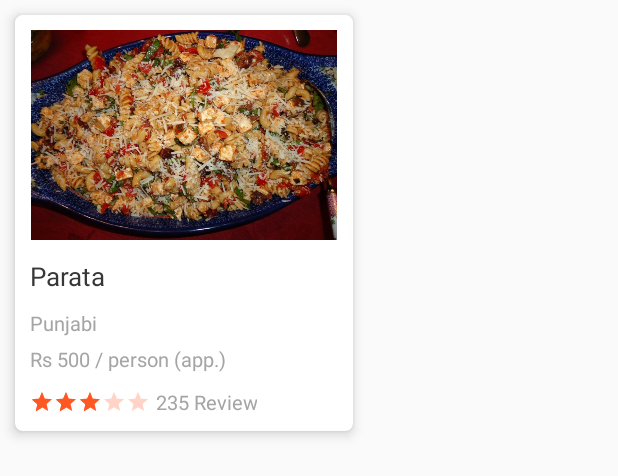
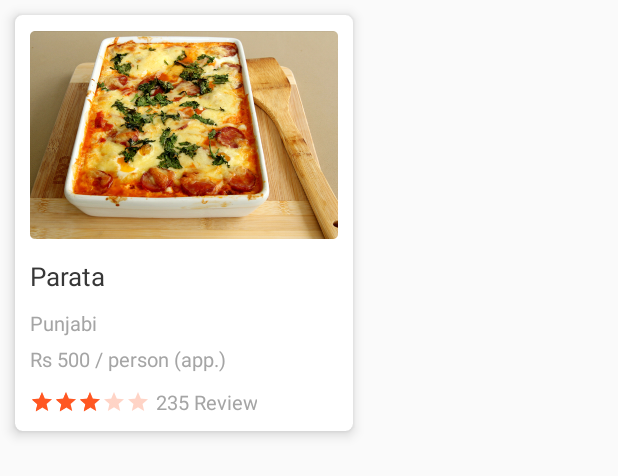
Before and after one commit to pradeep2424/Hotel, an Android app: the layout item_list_dish_user_may_like.xml on its own in the app's theme, with its tools: preview values and no code run, on a phone screen of 412 x 824 dp. Shown: the top 476 px of the screen. Run offline under Robolectric (Android 15) with nearby library versions, the phone set to English and light mode, and no system bars; Roboto replaces fonts that are not available here.

Commit message:
all project commit

```diff
--- a/app/src/main/res/layout/item_list_cuisine.xml
+++ b/app/src/main/res/layout/item_list_cuisine.xml
@@ -24,7 +24,7 @@
                 android:layout_width="130dp"
                 android:layout_height="175dp"
                 android:scaleType="centerCrop"
-                android:src="@drawable/food1" />
+                android:src="@drawable/temp_ice_cream" />
 
             <com.miracle.dronam.custom.MyTextView
                 android:id="@+id/tv_cuisine_name"
--- a/app/src/main/res/layout/item_list_dish_user_may_like.xml
+++ b/app/src/main/res/layout/item_list_dish_user_may_like.xml
@@ -22,7 +22,7 @@
                 android:id="@+id/image"
                 android:layout_width="205dp"
                 android:layout_height="140dp"
-                android:src="@drawable/food1" />
+                android:src="@drawable/temp_paneer" />
 
             <com.miracle.dronam.custom.MyTextView
                 android:id="@+id/tv_dishName"
```
Also changed, not shown: app/src/main/res/drawable/food1.jpg (deleted).
